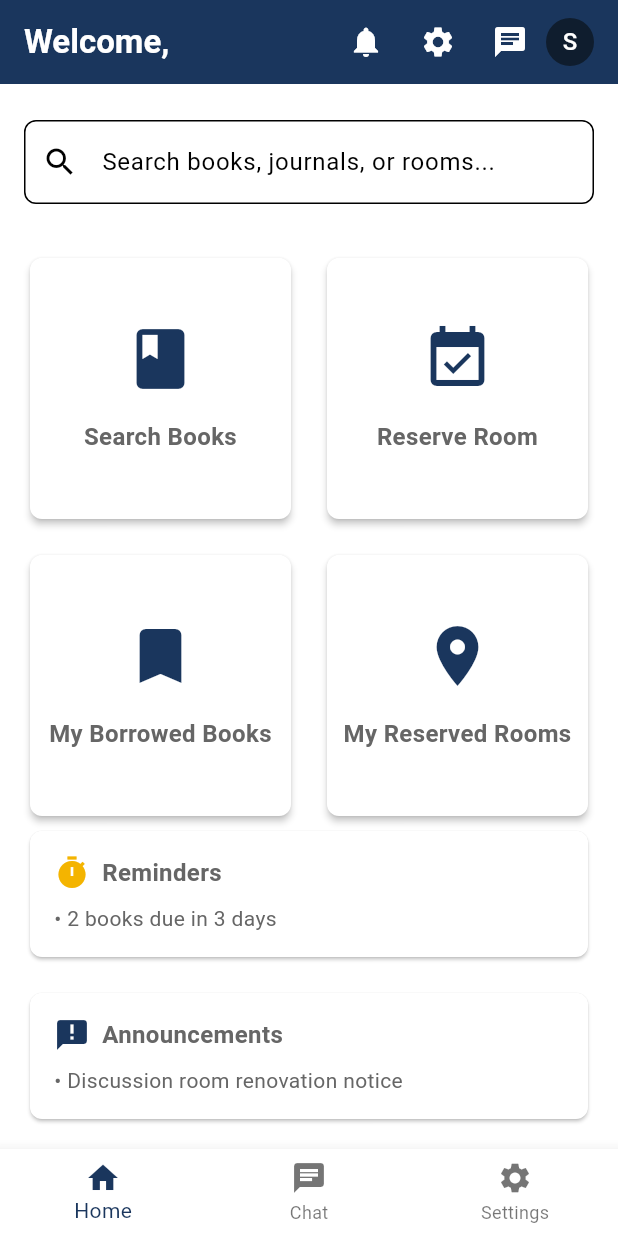
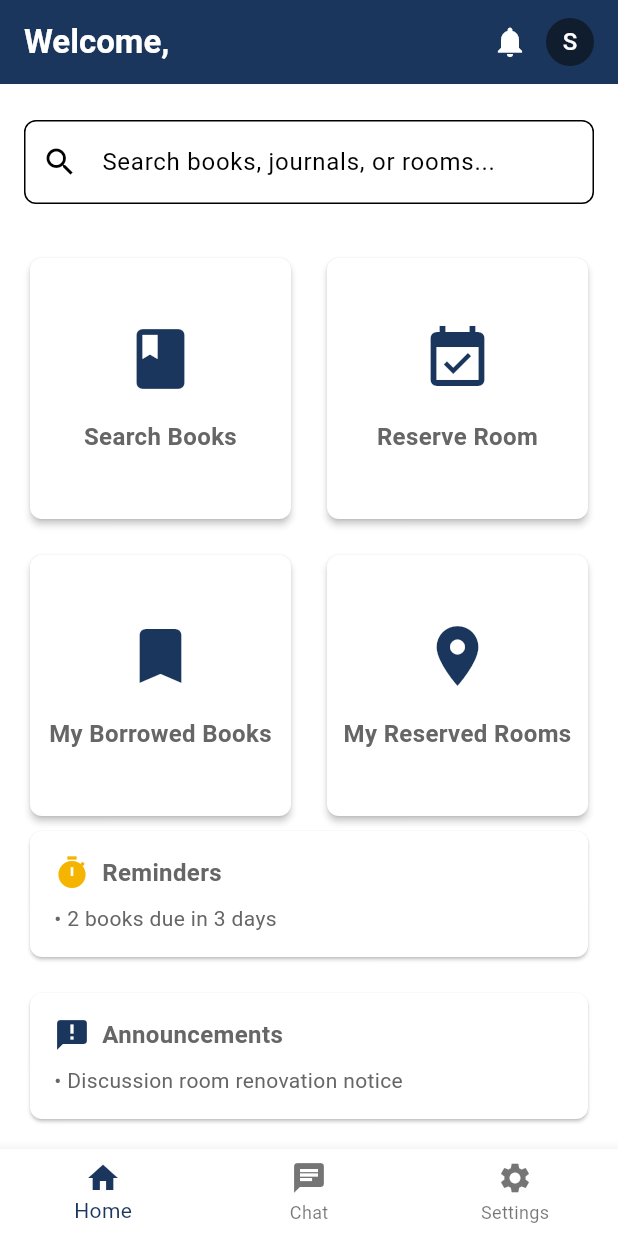
Before and after one commit to Abdull0h3/LibriUni-Mobile-Application--College, a Flutter app: the StudentDashboardScreen screen opened by its route, on a phone screen of 412 x 824 dp. Run offline on Flutter 3.47's test engine with Material 3 defaults, Android fonts, the phone set to English and light mode, and no system bars; our stand-ins replace cloud_firestore, firebase_auth, firebase_core, fl_chart, go_router; missing offline and left inert: mobile_scanner; accounts and stored records are empty.

Commit message:
fixed Issues
Login issue and dashboard duplication of settings and chat on the top right fixed

```diff
--- a/s1/lib/routes/app_router.dart
+++ b/s1/lib/routes/app_router.dart
@@ -72,7 +72,7 @@ class AppRouter {
         builder: (context, state) => const RegisterScreen(),
       ),
 
-      // Student routes
+      // Student routes /* */
       GoRoute(
         path: '/student',
         builder: (context, state) => const StudentDashboardScreen(),
--- a/s1/lib/screens/student/student_dashboard_screen.dart
+++ b/s1/lib/screens/student/student_dashboard_screen.dart
@@ -49,7 +49,7 @@ class _StudentDashboardScreenState extends State<StudentDashboardScreen> {
               },
             ),
           ),
-          IconButton(
+          /*IconButton(
             icon: const Icon(Icons.settings),
             onPressed: () {
               context.push('/student/profile');
@@ -60,7 +60,7 @@ class _StudentDashboardScreenState extends State<StudentDashboardScreen> {
             onPressed: () {
               // Navigate to chat support
             },
-          ),
+          ),*/
           CircleAvatar(
             radius: 16,
             backgroundColor: AppColors.secondary,
@@ -137,8 +137,16 @@ class _StudentDashboardScreenState extends State<StudentDashboardScreen> {
           ],
         ),
       ),
+      // New bottomNAvigationBar
       bottomNavigationBar: BottomNavigationBar(
-        currentIndex: 0,
+        currentIndex: 0, // You can later make this dynamic if needed
+        onTap: (index) {
+          if (index == 0) return; // Already on Home
+          if (index == 1) context.push('/student/chat'); // Chat screen
+          if (index == 2) {
+            context.push('/student/profile'); // Settings/Profile screen
+          }
+        },
         items: const [
           BottomNavigationBarItem(icon: Icon(Icons.home), label: 'Home'),
           BottomNavigationBarItem(icon: Icon(Icons.chat), label: 'Chat'),
@@ -150,6 +158,21 @@ class _StudentDashboardScreenState extends State<StudentDashboardScreen> {
       ),
     );
   }
+  // Old bottomNavigationBar
+  /* bottomNavigationBar: BottomNavigationBar(
+  currentIndex: 0, // You can later make this dynamic if needed
+  onTap: (index) {
+    if (index == 0) return; // Already on Home
+    if (index == 1) context.push('/student/chat');     // Chat screen
+    if (index == 2) context.push('/student/profile');  // Settings/Profile screen
+  },
+  items: const [
+    BottomNavigationBarItem(icon: Icon(Icons.home), label: 'Home'),
+    BottomNavigationBarItem(icon: Icon(Icons.chat), label: 'Chat'),
+    BottomNavigationBarItem(icon: Icon(Icons.settings), label: 'Settings'),
+  ],
+),
+ */
 
   Widget _buildDashboardCard({
     required IconData icon,
```
Also changed, not shown: s1/lib/screens/auth/login_screen.dart (+8 -5 lines).
